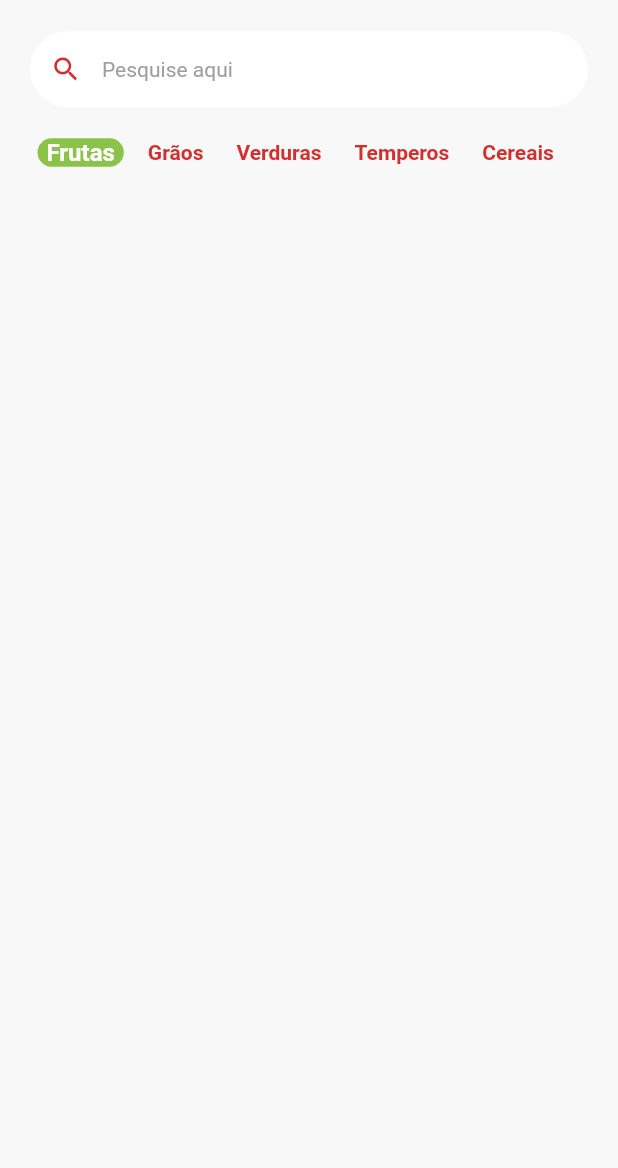
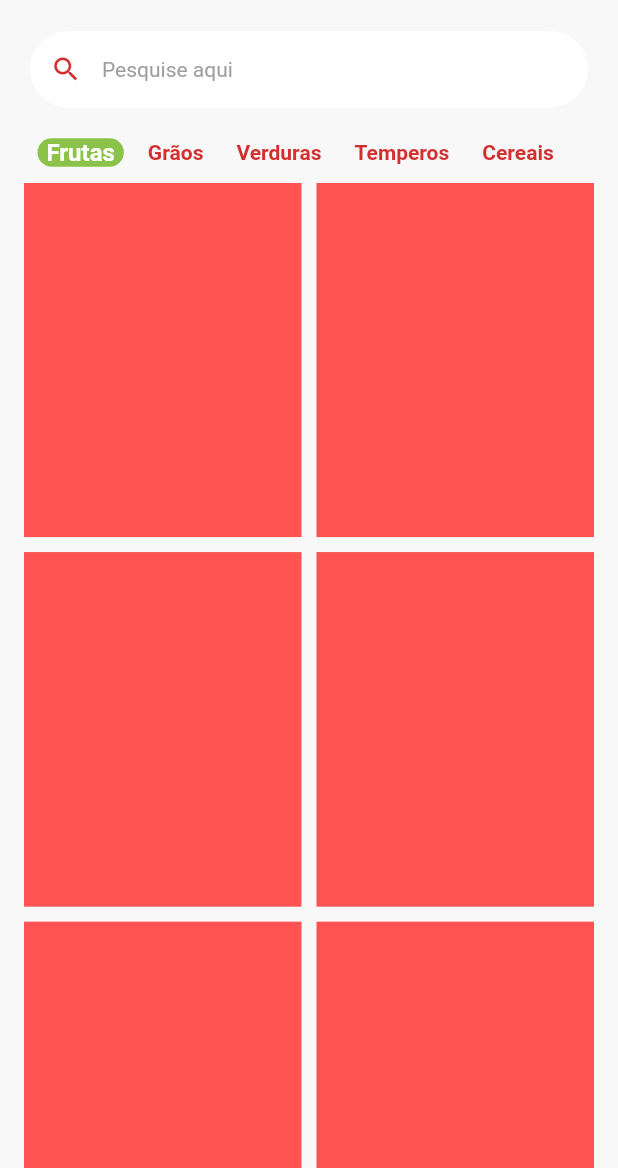
Before and after one commit to caneto/Projeto-do-Quintanda-Virtual---1, a Flutter app: the HomeTab screen opened directly, on a phone screen of 412 x 824 dp, the part 68-1236 px from its top. Run offline on Flutter 3.47's test engine with Material 2 defaults, Android fonts, the phone set to English and light mode, and no system bars; drawn by our look-alikes of badges; our stand-ins replace animated_text_kit, mask_text_input_formatter.

Commit message:
Atualização

```diff
--- a/lib/tabs/home_tab.dart
+++ b/lib/tabs/home_tab.dart
@@ -12,14 +12,13 @@ class HomeTab extends StatefulWidget {
 }
 
 class _HomeTabState extends State<HomeTab> {
-
   String selectCategory = 'Frutas';
 
   @override
   Widget build(BuildContext context) {
     return Scaffold(
       appBar: AppBar(
-          backgroundColor: Colors.transparent,
+        backgroundColor: Colors.transparent,
         elevation: 0,
         centerTitle: true,
         title: Text.rich(TextSpan(style: TextStyle(fontSize: 30), children: [
@@ -40,9 +39,7 @@ class _HomeTabState extends State<HomeTab> {
             padding: const EdgeInsets.only(top: 15, right: 15),
             child: GestureDetector(
               onTap: () {
-                setState(() {
-
-                });
+                setState(() {});
               },
               child: Badge(
                 badgeColor: CustomColors.customContrastColor,
@@ -63,14 +60,15 @@ class _HomeTabState extends State<HomeTab> {
       body: Column(
         children: [
           Padding(
-            padding: const EdgeInsets.symmetric(horizontal: 20,vertical: 10),
+            padding: const EdgeInsets.symmetric(horizontal: 20, vertical: 10),
             child: TextFormField(
               decoration: InputDecoration(
                   filled: true,
                   fillColor: Colors.white,
                   isDense: true,
                   hintText: 'Pesquise aqui',
-                  hintStyle: TextStyle(color: Colors.grey.shade500, fontSize: 14),
+                  hintStyle:
+                      TextStyle(color: Colors.grey.shade500, fontSize: 14),
                   prefixIcon: Icon(
                     Icons.search,
                     color: CustomColors.customContrastColor,
@@ -78,7 +76,8 @@ class _HomeTabState extends State<HomeTab> {
                   ),
                   border: OutlineInputBorder(
                       borderRadius: BorderRadius.circular(60),
-                      borderSide: BorderSide(width: 0, style: BorderStyle.none))),
+                      borderSide:
+                          BorderSide(width: 0, style: BorderStyle.none))),
             ),
           ),
           Container(
@@ -87,20 +86,39 @@ class _HomeTabState extends State<HomeTab> {
             child: ListView.separated(
               scrollDirection: Axis.horizontal,
               itemCount: categories.length,
-              itemBuilder: (_,index) {
+              itemBuilder: (_, index) {
                 return CategoryTile(
                   category: categories[index],
                   isSelected: categories[index] == selectCategory,
                   onPressed: () {
                     setState(() {
-                       selectCategory = categories[index];
+                      selectCategory = categories[index];
                     });
                   },
                 );
               },
-              separatorBuilder: (_,index) => SizedBox(width: 10,),
+              separatorBuilder: (_, index) => SizedBox(
+                width: 10,
+              ),
             ),
-          )
+          ),
+          Expanded(
+            child: GridView.builder(
+              padding: const EdgeInsets.fromLTRB(16, 0, 16, 16),
+              physics: const BouncingScrollPhysics(),
+              gridDelegate: const SliverGridDelegateWithFixedCrossAxisCount(
+                crossAxisCount: 2,
+                mainAxisSpacing: 10,
+                crossAxisSpacing: 10,
+                childAspectRatio: 9 / 11.5,
+                //childAspectRatio:
+              ),
+              itemCount: items.length,
+              itemBuilder: (_,index) {
+                return Container(color: Colors.redAccent,);
+              },
+            ),
+          ),
         ],
       ),
     );
```
